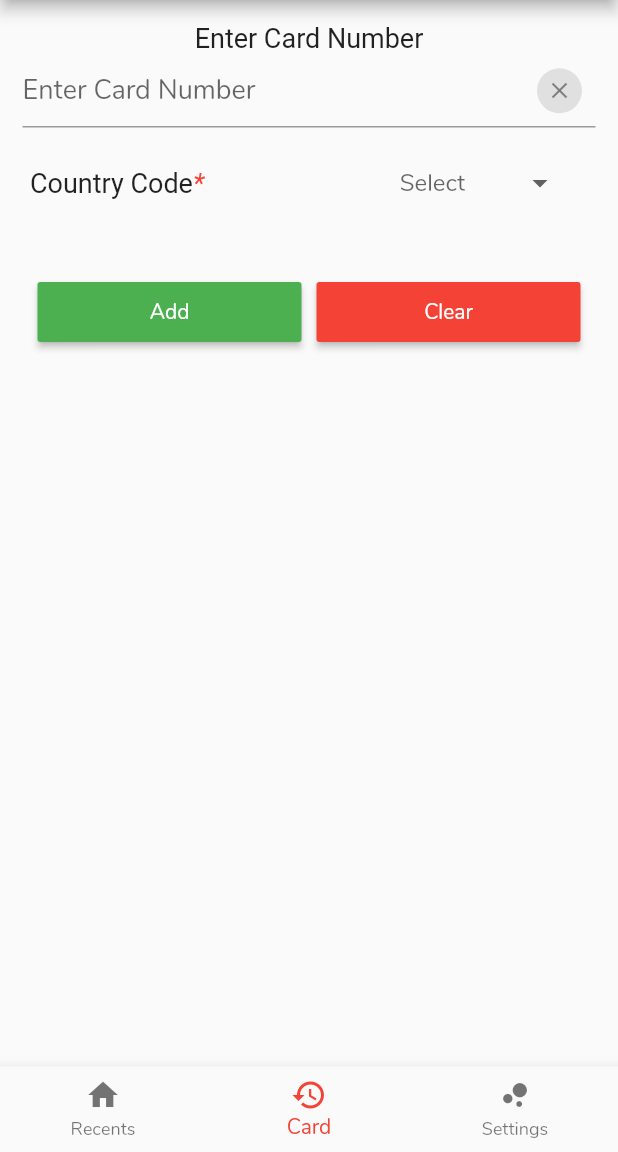
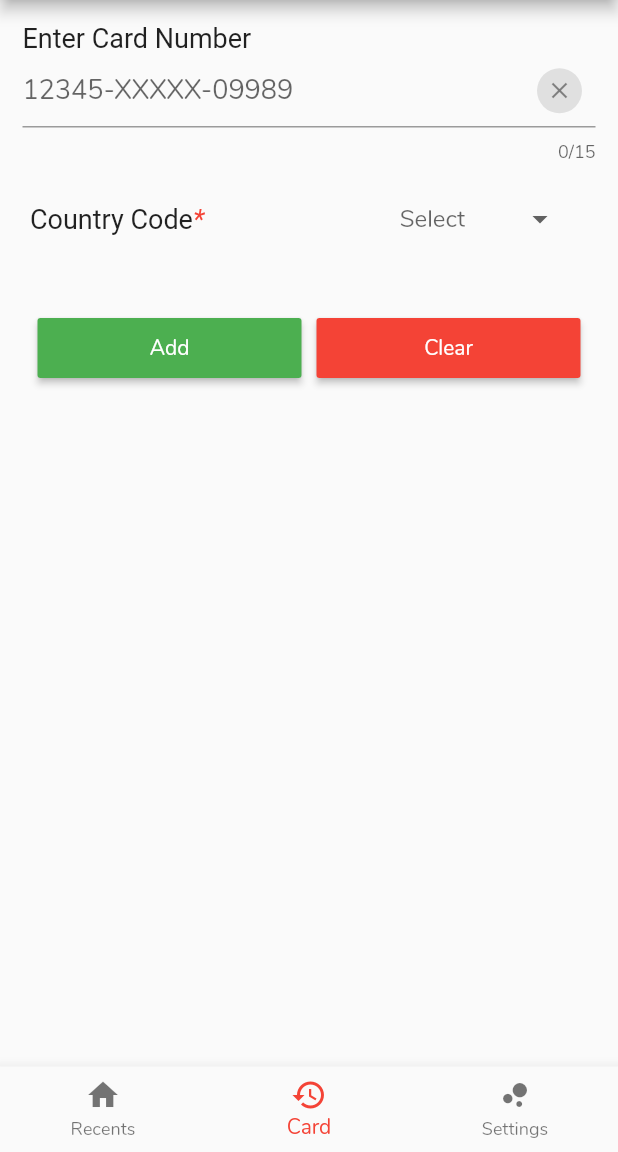
Before and after one commit to driftycode/emirates-dialer, a Flutter app: the screen it shows after launch, item 2 of the bottom bar chosen, on a phone screen of 412 x 824 dp, the part 84-1236 px from its top. Run offline on Flutter 3.47's test engine with Material 2 defaults, Android fonts, the phone set to English and light mode, and no system bars; our stand-ins replace shared_preferences, splashscreen, sqflite; missing offline and left inert: contact_picker; accounts and stored records are empty.

Commit message:
alignments for the text in card page

```diff
--- a/lib/card_page.dart
+++ b/lib/card_page.dart
@@ -61,15 +61,20 @@ class CardPageState extends State<CardPage> {
           padding: const EdgeInsets.all(15.0),
           child: new Column(
             children: <Widget>[
-              new Text.rich(
-                TextSpan(
-                  text: 'Enter Card Number',
-                  style: TextStyle(fontSize: 18.0), // default text style
-                ),
-              ),
+              new Row(
+                  mainAxisAlignment: MainAxisAlignment.start,
+                  children: <Widget>[
+                    Text.rich(
+                      TextSpan(
+                        text: 'Enter Card Number',
+                        style: TextStyle(fontSize: 18.0), // default text style
+                      ),
+                    )
+                  ]),
               TextFormField(
                 controller: _textController,
                 keyboardType: TextInputType.number,
+                maxLength: 15,
                 style: new TextStyle(
                   fontWeight: FontWeight.w200,
                   color: Colors.black,
--- a/lib/utils/constants.dart
+++ b/lib/utils/constants.dart
@@ -44,7 +44,7 @@ const String CARD_DETAILS = "card_details";
 const CONST_SELECT = "Select";
 
 // Hints
-const HING_ENTER_NUMBER = 'Enter Card Number';
+const HING_ENTER_NUMBER = '12345-XXXXX-09989';
 
 // error messages
 const ERROR_CARD_DETAILS = "Please enter VALID CARD number";
```
